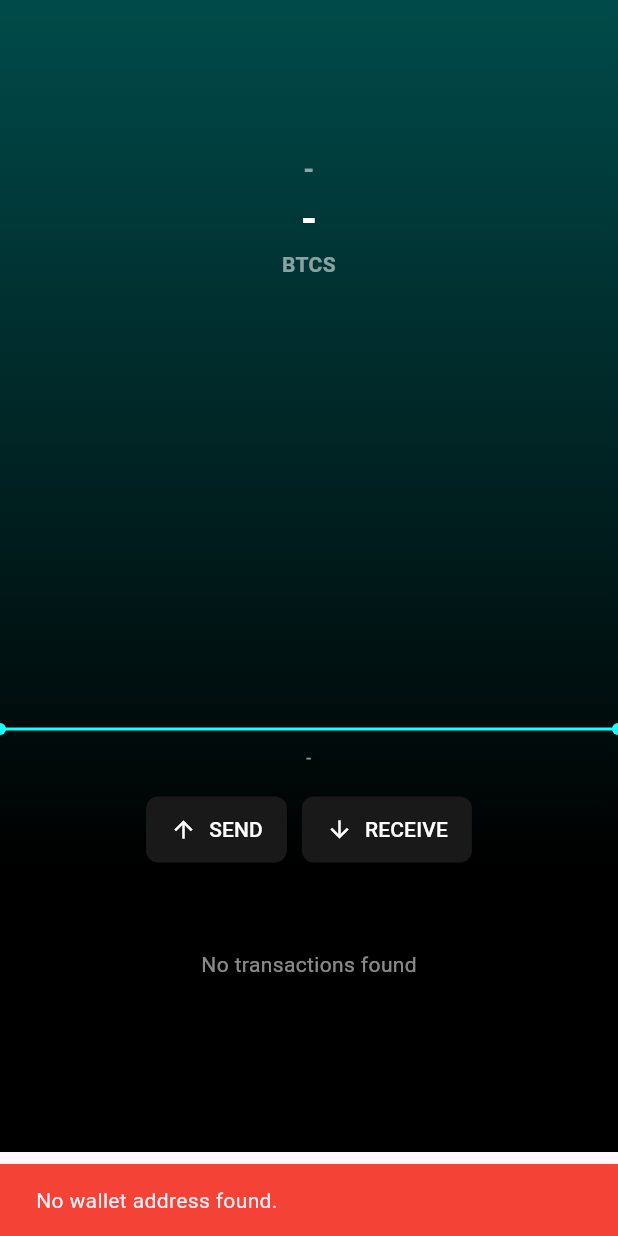
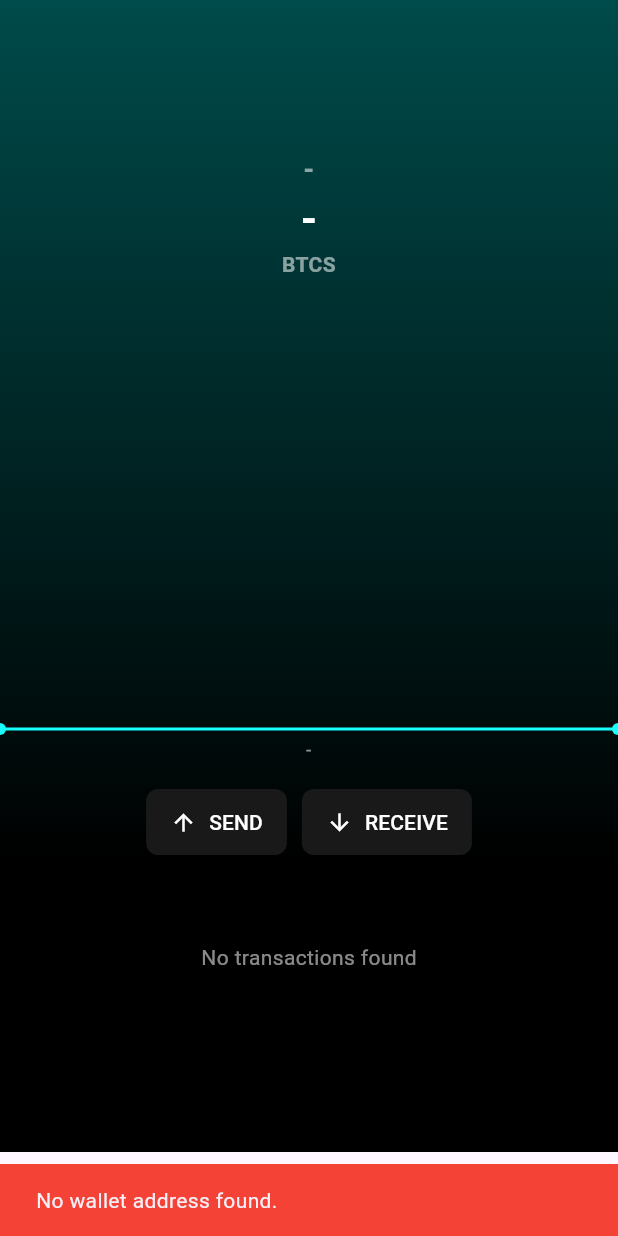
Before and after one commit to bitcoin-silver/wallet, a Flutter app: the WalletView screen opened directly, on a phone screen of 412 x 824 dp. Run offline on Flutter 3.47's test engine with Material 3 defaults, Android fonts, the phone set to English and light mode, and no system bars; drawn by our look-alikes of fl_chart; our stand-ins replace flutter_secure_storage, qr_flutter; missing offline and left inert: base_x, bech32, bip32, pointycastle, qr_code_scanner; accounts and stored records are empty.

Commit message:
hotfix layout

```diff
--- a/lib/views/home/wallet_view.dart
+++ b/lib/views/home/wallet_view.dart
@@ -36,8 +36,7 @@ class _WalletViewState extends State<WalletView> {
     final address = walletProvider.address;
     if (address != null) {
       final DateTime now = DateTime.now();
-      final String formattedDate =
-          DateFormat('dd MMM yyyy HH:mm:ss').format(now);
+      final String formattedDate = DateFormat('HH:mm:ss').format(now);
       await transactionProvider.fetchTransactions(address);
       _balanceKey.currentState?.updateBalance(
           timestamp: formattedDate,
--- a/lib/widgets/balance_widget.dart
+++ b/lib/widgets/balance_widget.dart
@@ -133,9 +133,9 @@ class BalanceWidgetState extends State<BalanceWidget> {
         ),
         const SizedBox(height: 50),
         SizedBox(height: 250, child: LineChart(_buildChartData())),
-        const SizedBox(height: 10),
+        const SizedBox(height: 5),
         Text(
-          _timestamp != null ? 'Last refresh: $_timestamp' : '-',
+          _timestamp != null ? 'Synchronized: $_timestamp' : '-',
           style: const TextStyle(color: Colors.white54, fontSize: 12),
           textAlign: TextAlign.center,
         ),
```
